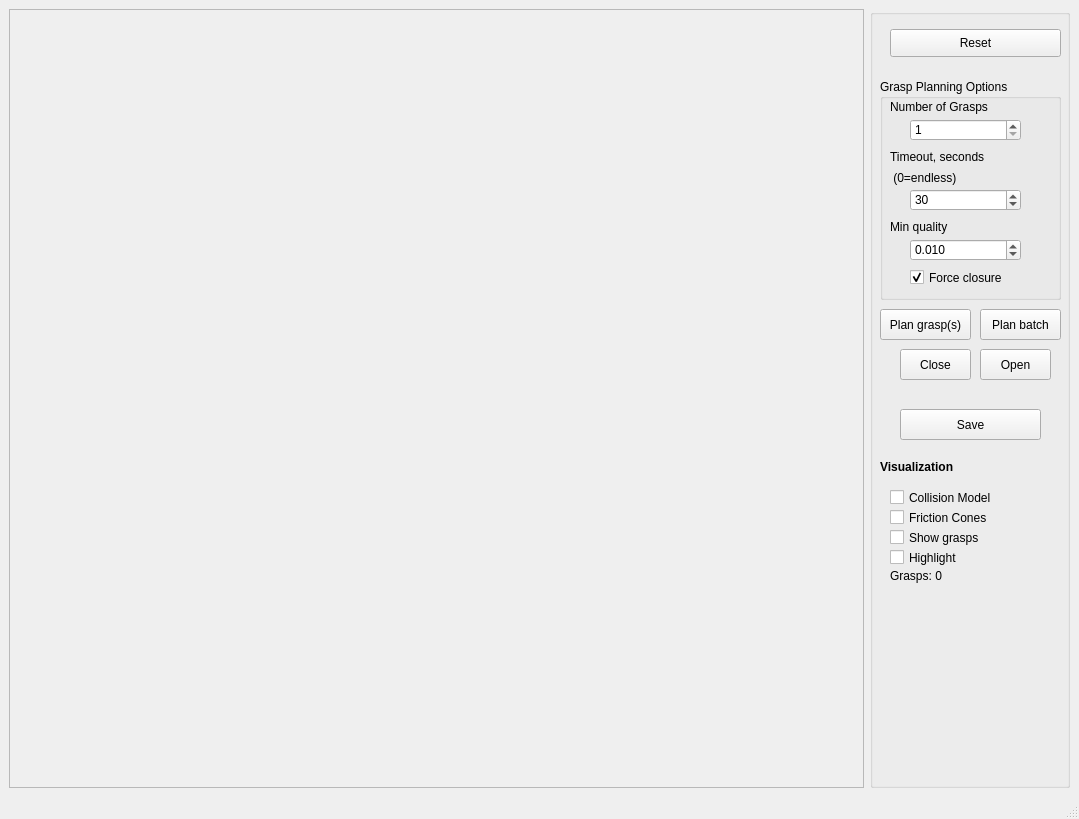
softbankrobotics-research/Simox, file GraspPlanning/examples/GraspPlanner/GraspPlanner.ui: the form before one commit.
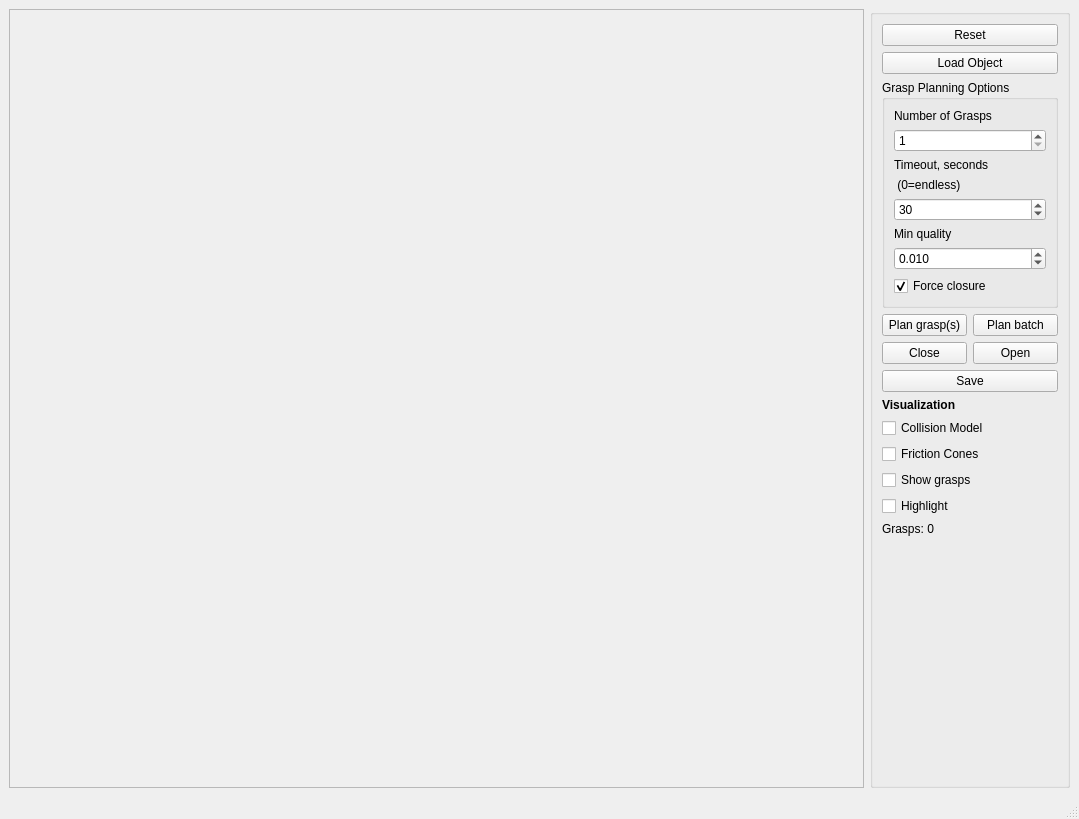
The form after the commit.

Commit message: Add a load object button to GraspPlannerWindow (and add layout top ui file)

```diff
--- a/GraspPlanning/examples/GraspPlanner/GraspPlanner.ui
+++ b/GraspPlanning/examples/GraspPlanner/GraspPlanner.ui
@@ -36,28 +36,37 @@
       <property name="title">
        <string/>
       </property>
+      <layout class="QGridLayout" name="gridLayout_2">
+       <item row="0" column="0" colspan="2">
       <widget class="QPushButton" name="pushButtonReset">
-       <property name="geometry">
-        <rect>
-         <x>20</x>
-         <y>20</y>
-         <width>171</width>
-         <height>28</height>
-        </rect>
-       </property>
        <property name="text">
         <string>Reset</string>
        </property>
       </widget>
+       </item>
+       <item row="9" column="0" colspan="2">
+        <widget class="QCheckBox" name="checkBoxGrasps">
+         <property name="text">
+          <string>Show grasps</string>
+         </property>
+        </widget>
+       </item>
+       <item row="4" column="0">
+        <widget class="QPushButton" name="pushButtonClose">
+         <property name="text">
+          <string>Close</string>
+         </property>
+        </widget>
+       </item>
+       <item row="4" column="1">
+        <widget class="QPushButton" name="pushButtonOpen">
+         <property name="text">
+          <string>Open</string>
+         </property>
+        </widget>
+       </item>
+       <item row="6" column="0" colspan="2">
       <widget class="QLabel" name="label_10">
-       <property name="geometry">
-        <rect>
-         <x>10</x>
-         <y>450</y>
-         <width>121</width>
-         <height>16</height>
-        </rect>
-       </property>
        <property name="font">
         <font>
          <weight>75</weight>
@@ -68,137 +77,67 @@
         <string>Visualization</string>
        </property>
       </widget>
+       </item>
+       <item row="7" column="0" colspan="2">
       <widget class="QCheckBox" name="checkBoxColModel">
-       <property name="geometry">
-        <rect>
-         <x>20</x>
-         <y>480</y>
-         <width>141</width>
-         <height>17</height>
-        </rect>
-       </property>
        <property name="text">
         <string>Collision Model</string>
        </property>
       </widget>
-      <widget class="QCheckBox" name="checkBoxCones">
-       <property name="geometry">
-        <rect>
-         <x>20</x>
-         <y>500</y>
-         <width>141</width>
-         <height>17</height>
-        </rect>
-       </property>
+       </item>
+       <item row="3" column="1">
+        <widget class="QPushButton" name="pushButtonPlanBatch">
        <property name="text">
-        <string>Friction Cones</string>
-       </property>
-      </widget>
-      <widget class="QCheckBox" name="checkBoxGrasps">
-       <property name="geometry">
-        <rect>
-         <x>20</x>
-         <y>520</y>
-         <width>141</width>
-         <height>17</height>
-        </rect>
-       </property>
+          <string>Plan batch</string>
+         </property>
+        </widget>
+       </item>
+       <item row="5" column="0" colspan="2">
+        <widget class="QPushButton" name="pushButtonSave">
        <property name="text">
-        <string>Show grasps</string>
-       </property>
-      </widget>
-      <widget class="QPushButton" name="pushButtonPlan">
-       <property name="geometry">
-        <rect>
-         <x>10</x>
-         <y>300</y>
-         <width>91</width>
-         <height>31</height>
-        </rect>
-       </property>
-       <property name="text">
-        <string>Plan grasp(s)</string>
-       </property>
-      </widget>
+          <string>Save</string>
+         </property>
+        </widget>
+       </item>
+       <item row="2" column="0" colspan="2">
       <widget class="QGroupBox" name="groupBox_2">
-       <property name="geometry">
-        <rect>
-         <x>10</x>
-         <y>70</y>
-         <width>181</width>
-         <height>221</height>
-        </rect>
-       </property>
        <property name="title">
         <string>Grasp Planning Options</string>
        </property>
-       <widget class="QCheckBox" name="checkBoxFoceClosure">
-        <property name="geometry">
-         <rect>
-          <x>30</x>
-          <y>190</y>
-          <width>131</width>
-          <height>17</height>
-         </rect>
-        </property>
-        <property name="text">
-         <string>Force closure</string>
-        </property>
-        <property name="checked">
-         <bool>true</bool>
-        </property>
-       </widget>
-       <widget class="QSpinBox" name="spinBoxGraspNumber">
-        <property name="geometry">
-         <rect>
-          <x>30</x>
-          <y>40</y>
-          <width>111</width>
-          <height>22</height>
-         </rect>
-        </property>
-        <property name="minimum">
-         <number>1</number>
-        </property>
-        <property name="maximum">
-         <number>10000000</number>
-        </property>
-       </widget>
+         <layout class="QGridLayout" name="gridLayout_3">
+          <item row="0" column="0">
        <widget class="QLabel" name="label_11">
-        <property name="geometry">
-         <rect>
-          <x>10</x>
-          <y>20</y>
-          <width>121</width>
-          <height>16</height>
-         </rect>
-        </property>
         <property name="text">
          <string>Number of Grasps</string>
         </property>
        </widget>
+          </item>
+          <item row="1" column="0">
+           <widget class="QSpinBox" name="spinBoxGraspNumber">
+            <property name="minimum">
+             <number>1</number>
+            </property>
+            <property name="maximum">
+             <number>10000000</number>
+            </property>
+           </widget>
+          </item>
+          <item row="2" column="0">
        <widget class="QLabel" name="label_12">
-        <property name="geometry">
-         <rect>
-          <x>10</x>
-          <y>70</y>
-          <width>181</width>
-          <height>16</height>
-         </rect>
-        </property>
         <property name="text">
          <string>Timeout, seconds</string>
         </property>
        </widget>
+          </item>
+          <item row="3" column="0">
+           <widget class="QLabel" name="label">
+            <property name="text">
+             <string> (0=endless)</string>
+            </property>
+           </widget>
+          </item>
+          <item row="4" column="0">
        <widget class="QSpinBox" name="spinBoxTimeOut">
-        <property name="geometry">
-         <rect>
-          <x>30</x>
-          <y>110</y>
-          <width>111</width>
-          <height>22</height>
-         </rect>
-        </property>
         <property name="minimum">
          <number>0</number>
         </property>
@@ -209,28 +148,16 @@
          <number>30</number>
         </property>
        </widget>
+          </item>
+          <item row="5" column="0">
        <widget class="QLabel" name="label_13">
-        <property name="geometry">
-         <rect>
-          <x>10</x>
-          <y>140</y>
-          <width>171</width>
-          <height>16</height>
-         </rect>
-        </property>
         <property name="text">
          <string>Min quality</string>
         </property>
        </widget>
+          </item>
+          <item row="6" column="0">
        <widget class="QDoubleSpinBox" name="doubleSpinBoxQuality">
-        <property name="geometry">
-         <rect>
-          <x>30</x>
-          <y>160</y>
-          <width>111</width>
-          <height>22</height>
-         </rect>
-        </property>
         <property name="decimals">
          <number>3</number>
         </property>
@@ -244,68 +171,43 @@
          <double>0.010000000000000</double>
         </property>
        </widget>
-       <widget class="QLabel" name="label">
-        <property name="geometry">
-         <rect>
-          <x>10</x>
-          <y>90</y>
-          <width>131</width>
-          <height>17</height>
-         </rect>
-        </property>
+          </item>
+          <item row="7" column="0">
+           <widget class="QCheckBox" name="checkBoxFoceClosure">
         <property name="text">
-         <string> (0=endless)</string>
-        </property>
-       </widget>
-      </widget>
-      <widget class="QPushButton" name="pushButtonSave">
-       <property name="geometry">
-        <rect>
-         <x>30</x>
-         <y>400</y>
-         <width>141</width>
-         <height>31</height>
-        </rect>
-       </property>
+             <string>Force closure</string>
+            </property>
+            <property name="checked">
+             <bool>true</bool>
+            </property>
+           </widget>
+          </item>
+         </layout>
+        </widget>
+       </item>
+       <item row="3" column="0">
+        <widget class="QPushButton" name="pushButtonPlan">
        <property name="text">
-        <string>Save</string>
-       </property>
-      </widget>
-      <widget class="QPushButton" name="pushButtonClose">
-       <property name="geometry">
-        <rect>
-         <x>30</x>
-         <y>340</y>
-         <width>71</width>
-         <height>31</height>
-        </rect>
-       </property>
+          <string>Plan grasp(s)</string>
+         </property>
+        </widget>
+       </item>
+       <item row="8" column="0" colspan="2">
+        <widget class="QCheckBox" name="checkBoxCones">
        <property name="text">
-        <string>Close</string>
-       </property>
-      </widget>
-      <widget class="QPushButton" name="pushButtonOpen">
-       <property name="geometry">
-        <rect>
-         <x>110</x>
-         <y>340</y>
-         <width>71</width>
-         <height>31</height>
-        </rect>
-       </property>
+          <string>Friction Cones</string>
+         </property>
+        </widget>
+       </item>
+       <item row="10" column="0" colspan="2">
+        <widget class="QCheckBox" name="checkBoxHighlight">
        <property name="text">
-        <string>Open</string>
-       </property>
-      </widget>
+          <string>Highlight</string>
+         </property>
+        </widget>
+       </item>
+       <item row="11" column="0" colspan="2">
       <widget class="QLabel" name="labelInfo">
-       <property name="geometry">
-        <rect>
-         <x>20</x>
-         <y>560</y>
-         <width>161</width>
-         <height>171</height>
-        </rect>
-       </property>
        <property name="text">
         <string>Grasps: 0</string>
        </property>
@@ -313,32 +215,28 @@
         <set>Qt::AlignLeading|Qt::AlignLeft|Qt::AlignTop</set>
        </property>
       </widget>
-      <widget class="QCheckBox" name="checkBoxHighlight">
-       <property name="geometry">
-        <rect>
-         <x>20</x>
-         <y>540</y>
-         <width>141</width>
-         <height>17</height>
-        </rect>
-       </property>
-       <property name="text">
-        <string>Highlight</string>
-       </property>
-      </widget>
-      <widget class="QPushButton" name="pushButtonPlanBatch">
-       <property name="geometry">
-        <rect>
-         <x>110</x>
-         <y>300</y>
-         <width>81</width>
-         <height>31</height>
-        </rect>
-       </property>
+       </item>
+       <item row="12" column="0">
+        <spacer name="verticalSpacer">
+         <property name="orientation">
+          <enum>Qt::Vertical</enum>
+         </property>
+         <property name="sizeHint" stdset="0">
+          <size>
+           <width>20</width>
+           <height>40</height>
+          </size>
+         </property>
+        </spacer>
+       </item>
+       <item row="1" column="0" colspan="2">
+        <widget class="QPushButton" name="pushButtonLoadObject">
        <property name="text">
-        <string>Plan batch</string>
-       </property>
-      </widget>
+          <string>Load Object</string>
+         </property>
+        </widget>
+       </item>
+      </layout>
      </widget>
     </item>
    </layout>
```
Lines whose indentation alone changed are shown as unchanged. The commit also changes 2 other files.
